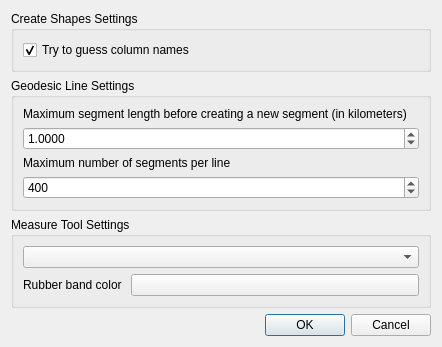
NationalSecurityAgency/qgis-shapetools-plugin, file ui/settings.ui: the form before one commit.
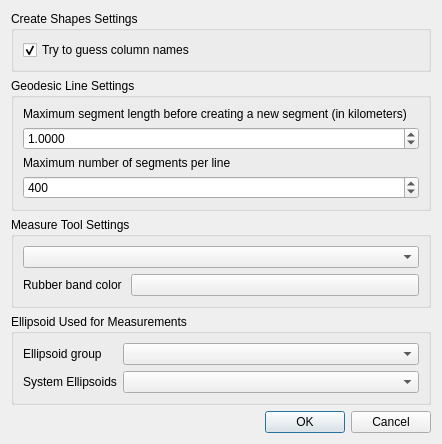
The form after the commit. Custom widgets are drawn as their Qt base class.

Commit message: added the ability to change the ellipsoid

Diff of the .ui file:
```diff
--- a/ui/settings.ui
+++ b/ui/settings.ui
@@ -7,7 +7,7 @@
     <x>0</x>
     <y>0</y>
     <width>442</width>
-    <height>340</height>
+    <height>432</height>
    </rect>
   </property>
   <property name="windowTitle">
@@ -119,6 +119,39 @@
      </layout>
     </widget>
    </item>
+   <item>
+    <widget class="QGroupBox" name="groupBox_4">
+     <property name="title">
+      <string>Ellipsoid Used for Measurements</string>
+     </property>
+     <layout class="QVBoxLayout" name="verticalLayout_5">
+      <item>
+       <layout class="QFormLayout" name="formLayout_2">
+        <item row="0" column="0">
+         <widget class="QLabel" name="label_4">
+          <property name="text">
+           <string>Ellipsoid group</string>
+          </property>
+         </widget>
+        </item>
+        <item row="0" column="1">
+         <widget class="QComboBox" name="ellipsoidComboBox"/>
+        </item>
+        <item row="1" column="0">
+         <widget class="QLabel" name="label_5">
+          <property name="text">
+           <string>System Ellipsoids</string>
+          </property>
+         </widget>
+        </item>
+        <item row="1" column="1">
+         <widget class="QComboBox" name="systemEllipsoidComboBox"/>
+        </item>
+       </layout>
+      </item>
+     </layout>
+    </widget>
+   </item>
    <item>
     <spacer name="verticalSpacer">
      <property name="orientation">
```
Left out of the diff: 4 changed lines with no effect on the pictures. The commit also changes 3 other files.
